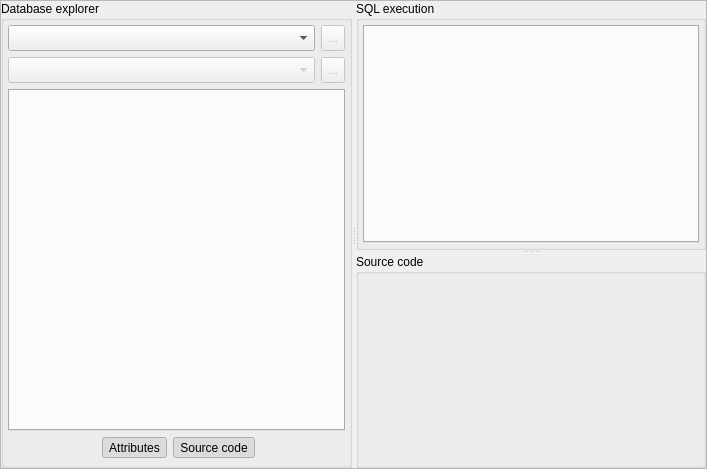
pgmodeler/pgmodeler, file libpgmodeler_ui/ui/sqltoolwidget.ui: the form before one commit.
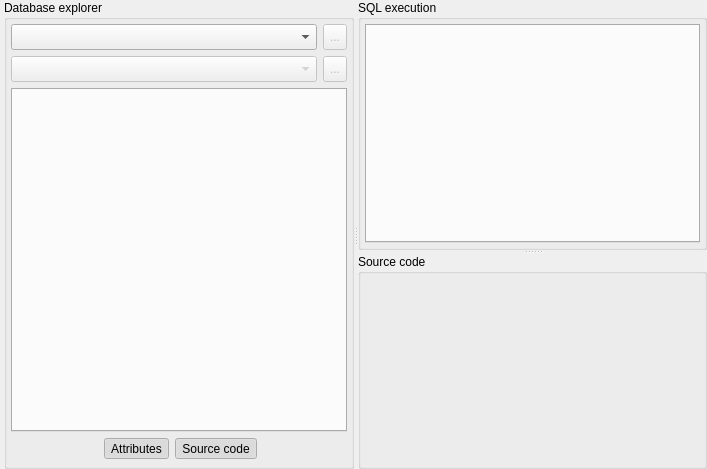
The form after the commit. Icons and pictures are not drawn.

Commit message: Minor change in SQLToolWidget layout

What changed in the file:
```diff
--- a/libpgmodeler_ui/ui/sqltoolwidget.ui
+++ b/libpgmodeler_ui/ui/sqltoolwidget.ui
@@ -18,7 +18,7 @@
   </property>
   <layout class="QGridLayout" name="sqltool_grid">
    <property name="leftMargin">
-    <number>0</number>
+    <number>4</number>
    </property>
    <property name="topMargin">
     <number>0</number>
@@ -50,7 +50,7 @@
       <bool>true</bool>
      </property>
      <property name="frameShape">
-      <enum>QFrame::StyledPanel</enum>
+      <enum>QFrame::NoFrame</enum>
      </property>
      <layout class="QGridLayout" name="gridLayout_2">
       <property name="leftMargin">
```
